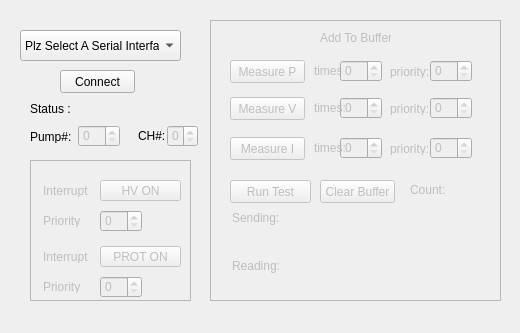
The window that mainwindow.ui (anphan2410/UHV24TestApp) describes before a commit, drawn with Qt 5.
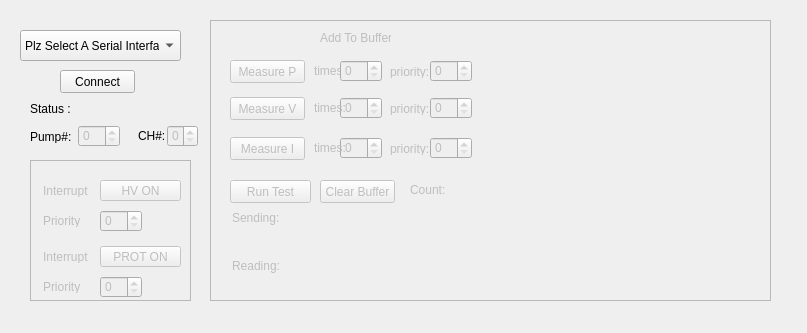
The same window after the commit.

```diff
--- a/mainwindow.ui
+++ b/mainwindow.ui
@@ -6,7 +6,7 @@
    <rect>
     <x>0</x>
     <y>0</y>
-    <width>520</width>
+    <width>807</width>
     <height>333</height>
    </rect>
   </property>
@@ -193,7 +193,7 @@
      <rect>
       <x>210</x>
       <y>20</y>
-      <width>291</width>
+      <width>561</width>
       <height>281</height>
      </rect>
     </property>
@@ -411,7 +411,7 @@
       <rect>
        <x>70</x>
        <y>190</y>
-       <width>211</width>
+       <width>471</width>
        <height>16</height>
       </rect>
      </property>
@@ -437,7 +437,7 @@
       <rect>
        <x>70</x>
        <y>238</y>
-       <width>211</width>
+       <width>471</width>
        <height>16</height>
       </rect>
      </property>
@@ -502,7 +502,7 @@
       <rect>
        <x>70</x>
        <y>213</y>
-       <width>211</width>
+       <width>471</width>
        <height>16</height>
       </rect>
      </property>
@@ -515,7 +515,7 @@
       <rect>
        <x>70</x>
        <y>262</y>
-       <width>211</width>
+       <width>471</width>
        <height>16</height>
       </rect>
      </property>
```
